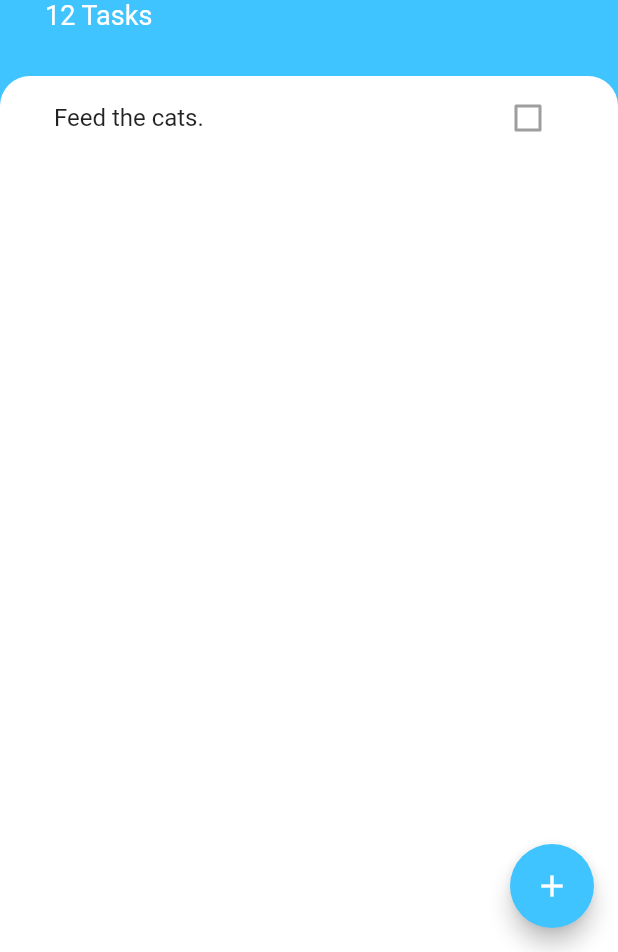
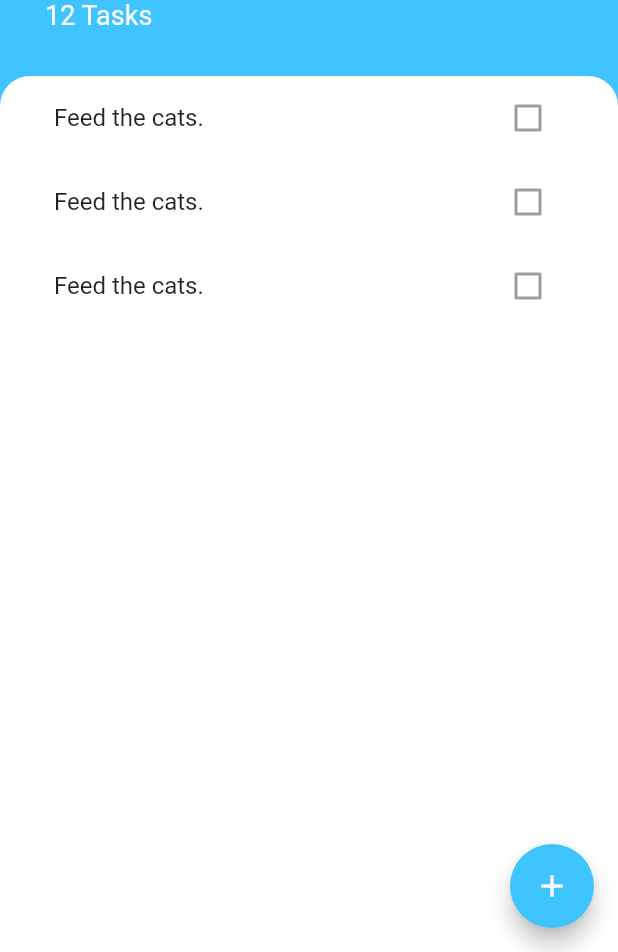
Before and after one commit to runcycle/todoey_flutter, a Flutter app: the screen it shows after launch, on a phone screen of 412 x 824 dp, the part 284-1236 px from its top. Run offline on Flutter 3.47's test engine with Material 2 defaults, Android fonts, the phone set to English and light mode, and no system bars.

Commit message:
Building the add task screen

```diff
--- a/lib/screens/tasks_screen.dart
+++ b/lib/screens/tasks_screen.dart
@@ -1,4 +1,6 @@
 import 'package:flutter/material.dart';
+import 'package:todoey_flutter/widgets/tasks_list.dart';
+import 'package:todoey_flutter/screens/add_task_screen.dart';
 
 class TasksScreen extends StatelessWidget {
   @override
@@ -8,6 +10,10 @@ class TasksScreen extends StatelessWidget {
         floatingActionButton: FloatingActionButton(
           backgroundColor: Colors.lightBlueAccent,
           child: Icon(Icons.add),
+          onPressed: () {
+            showModalBottomSheet(
+                context: context, builder: (context) => AddTaskScreen());
+          },
         ),
         body: Column(
           crossAxisAlignment: CrossAxisAlignment.start,
@@ -30,7 +36,8 @@ class TasksScreen extends StatelessWidget {
                   SizedBox(
                     height: 10.0,
                   ),
-                  Text('Todoey',
+                  Text(
+                    'Todoey',
                     style: TextStyle(
                       color: Colors.white,
                       fontSize: 50.0,
@@ -52,22 +59,13 @@ class TasksScreen extends StatelessWidget {
                 padding: EdgeInsets.symmetric(horizontal: 20.0),
                 decoration: BoxDecoration(
                     color: Colors.white,
-                  borderRadius: BorderRadius.only(topLeft: Radius.circular(20.0), topRight: Radius.circular(20.0))
-              ),
-              child: ListView(
-                children: <Widget>[
-                  ListTile(
-                    title: Text('Feed the cats.'),
-                    trailing: Checkbox(
-                      value: false,
+                    borderRadius: BorderRadius.only(
+                        topLeft: Radius.circular(20.0),
+                        topRight: Radius.circular(20.0))),
+                child: TasksList(),
               ),
             ),
           ],
-              ),
-            ),
-          ),
-        ],
-      )
-    );
+        ));
   }
 }
--- /dev/null
+++ b/lib/widgets/task_tile.dart
@@ -0,0 +1,14 @@
+import 'package:flutter/material.dart';
+
+class TaskTile extends StatelessWidget {
+  @override
+  Widget build(BuildContext context) {
+    return ListTile(
+      title: Text('Feed the cats.'),
+      trailing: Checkbox(
+        value: false,
+        onChanged: null,
+      ),
+    );
+  }
+}
--- /dev/null
+++ b/lib/widgets/tasks_list.dart
@@ -0,0 +1,15 @@
+import 'package:flutter/material.dart';
+import 'package:todoey_flutter/widgets/task_tile.dart';
+
+class TasksList extends StatelessWidget {
+  @override
+  Widget build(BuildContext context) {
+    return ListView(
+      children: <Widget>[
+        TaskTile(),
+        TaskTile(),
+        TaskTile(),
+      ],
+    );
+  }
+}
```
Also changed, not shown: lib/screens/add_task_screen.dart (added, +19 -0 lines). Lines whose indentation alone changed are shown as unchanged.
